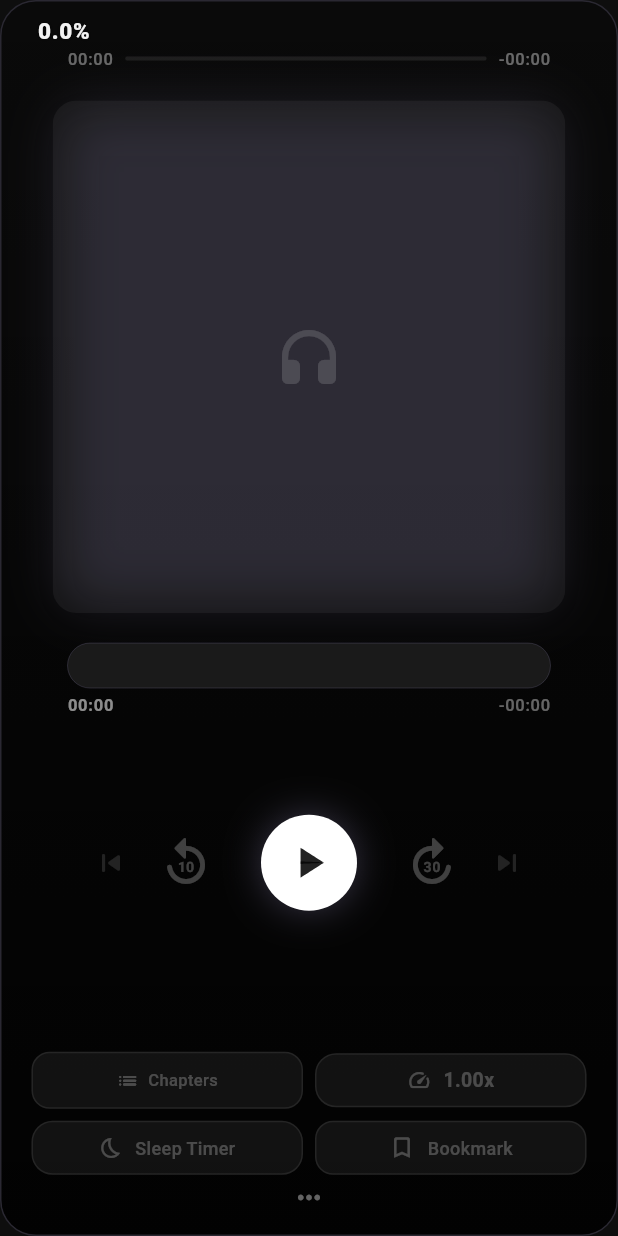
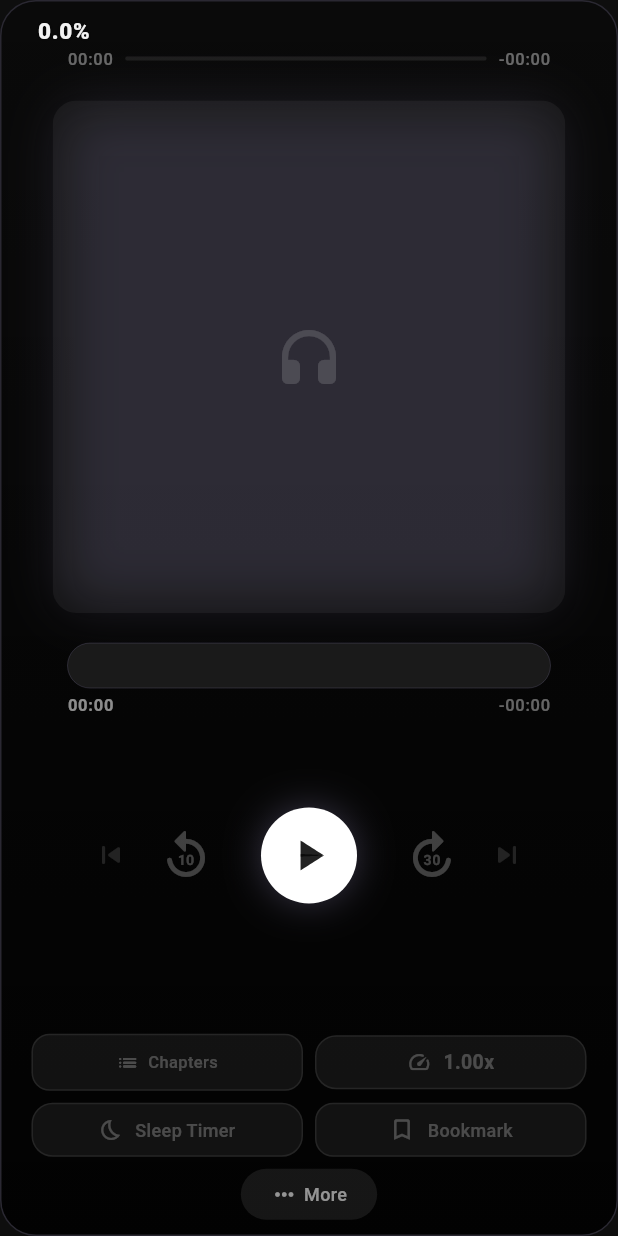
Before and after one commit to kevingatera/absorb, a Flutter app: the AbsorbingCard widget shown alone on an empty page, opened directly with empty values, on a phone screen of 412 x 824 dp. Run offline on Flutter 3.47's test engine with Material 3 defaults, Android fonts, the phone set to English and light mode, and no system bars; drawn by our look-alikes of dynamic_color; our stand-ins replace app_links, audio_service, cached_network_image, connectivity_plus, device_info_plus, file_picker and 7 more; missing offline and left inert: audio_session, just_audio_platform_interface; accounts and stored records are empty; statements that could not run were skipped.

Commit message:
more button more apparent

```diff
--- a/lib/widgets/absorbing_card.dart
+++ b/lib/widgets/absorbing_card.dart
@@ -415,13 +415,26 @@ class AbsorbingCardState extends State<AbsorbingCard> with AutomaticKeepAliveCli
                           ),
                         )),
                       ]),
+                      const SizedBox(height: 8),
                       // More menu: Details + History (centered below buttons)
                       Center(
                         child: GestureDetector(
+                          behavior: HitTestBehavior.opaque,
                           onTap: () => _showMoreMenu(context, accent, tt),
-                          child: Padding(
-                            padding: const EdgeInsets.symmetric(vertical: 4),
-                            child: Icon(Icons.more_horiz_rounded, size: 22, color: Colors.white38),
+                          child: Container(
+                            padding: const EdgeInsets.symmetric(horizontal: 20, vertical: 8),
+                            decoration: BoxDecoration(
+                              color: Colors.white.withValues(alpha: 0.08),
+                              borderRadius: BorderRadius.circular(20),
+                            ),
+                            child: Row(
+                              mainAxisSize: MainAxisSize.min,
+                              children: [
+                                Icon(Icons.more_horiz_rounded, size: 18, color: Colors.white54),
+                                const SizedBox(width: 4),
+                                Text('More', style: TextStyle(fontSize: 12, fontWeight: FontWeight.w500, color: Colors.white54)),
+                              ],
+                            ),
                           ),
                         ),
                       ),
```
